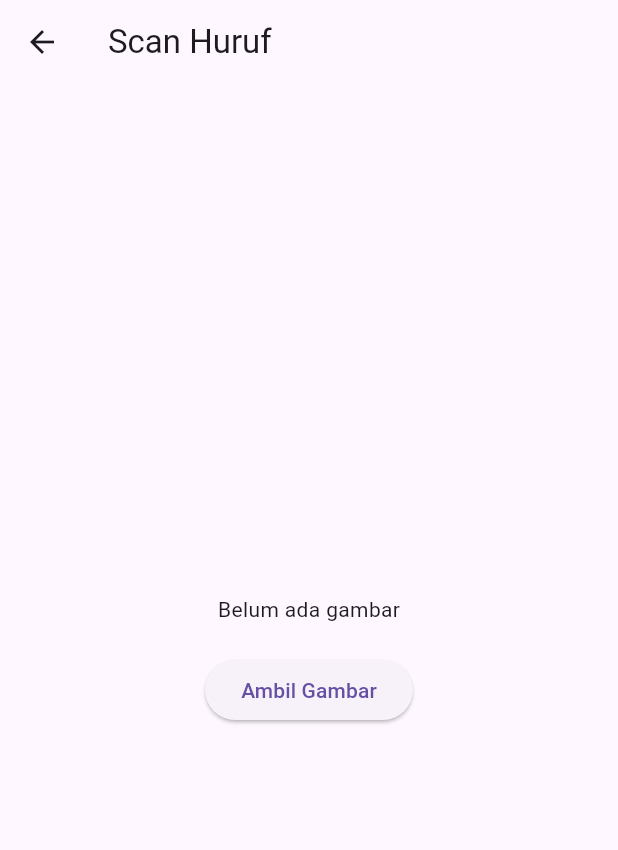
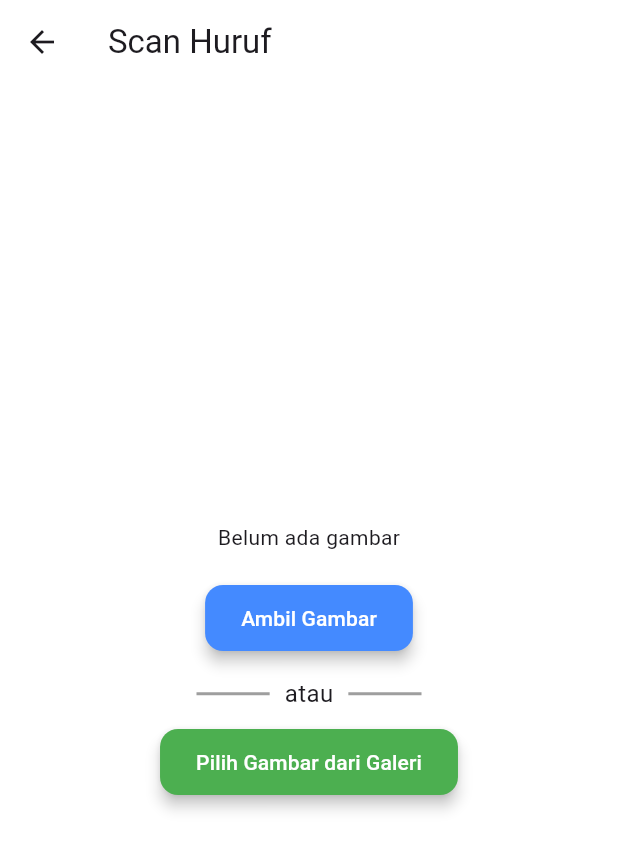
Before and after one commit to restuzaki/Flutter_Scan_Alphabet, a Flutter app: the ScanView screen opened by its route, on a phone screen of 412 x 824 dp. Shown: the top 850 px of the screen. Run offline on Flutter 3.47's test engine with Material 3 defaults, Android fonts, the phone set to English and light mode, and no system bars; our stand-ins replace get, image_picker.

Commit message:
memperbaiki kode

```diff
--- a/lib/app/modules/scan/views/scan_view.dart
+++ b/lib/app/modules/scan/views/scan_view.dart
@@ -8,7 +8,11 @@ class ScanView extends StatelessWidget {
   @override
   Widget build(BuildContext context) {
     return Scaffold(
-      appBar: AppBar(title: Text('Scan Huruf')),
+      backgroundColor: Colors.white,
+      appBar: AppBar(
+        title: Text('Scan Huruf'),
+        backgroundColor: Colors.white,
+      ),
       body: Center(
         child: Column(
           mainAxisAlignment: MainAxisAlignment.center,
@@ -21,7 +25,67 @@ class ScanView extends StatelessWidget {
                 ? CircularProgressIndicator()
                 : ElevatedButton(
                     onPressed: controller.pickImage,
-                    child: Text('Ambil Gambar'),
+                    style: ElevatedButton.styleFrom(
+                      backgroundColor: Colors.blueAccent,
+                      shape: RoundedRectangleBorder(
+                        borderRadius: BorderRadius.circular(12),
+                      ),
+                      padding:
+                          EdgeInsets.symmetric(horizontal: 24, vertical: 12),
+                      elevation: 4,
+                    ),
+                    child: Text(
+                      'Ambil Gambar',
+                      style: TextStyle(color: Colors.white),
+                    ),
+                  )),
+            SizedBox(height: 10),
+            SizedBox(height: 5),
+            SizedBox(
+              width: 150,
+              child: Row(
+                children: [
+                  Expanded(
+                    child: Divider(
+                      color: Colors.grey,
+                      thickness: 2,
+                      endIndent: 10,
+                    ),
+                  ),
+                  Text(
+                    "atau",
+                    style: TextStyle(fontSize: 16),
+                  ),
+                  Expanded(
+                    child: Divider(
+                      color: Colors.grey,
+                      thickness: 2,
+                      indent: 10,
+                    ),
+                  ),
+                ],
+              ),
+            ),
+            SizedBox(
+              height: 10,
+            ),
+            Obx(() => controller.isLoading.value
+                ? SizedBox()
+                : ElevatedButton(
+                    onPressed: controller.pickImageFromGallery,
+                    style: ElevatedButton.styleFrom(
+                      backgroundColor: Colors.green,
+                      shape: RoundedRectangleBorder(
+                        borderRadius: BorderRadius.circular(12),
+                      ),
+                      padding:
+                          EdgeInsets.symmetric(horizontal: 24, vertical: 12),
+                      elevation: 4,
+                    ),
+                    child: Text(
+                      'Pilih Gambar dari Galeri',
+                      style: TextStyle(color: Colors.white),
+                    ),
                   )),
           ],
         ),
--- a/pubspec.yaml
+++ b/pubspec.yaml
@@ -40,6 +40,7 @@ dependencies:
   http: ^0.13.5
   image_picker: ^1.0.7
   flutter_image_compress: ^2.1.0
+  image: ^4.2.0
 
 dev_dependencies:
   flutter_test:
```
Also changed, not shown: lib/app/modules/scan/controllers/scan_controller.dart (+58 -10 lines), lib/app/modules/scan/views/result_view.dart (+6 -3 lines), pubspec.lock, 2 other files.
